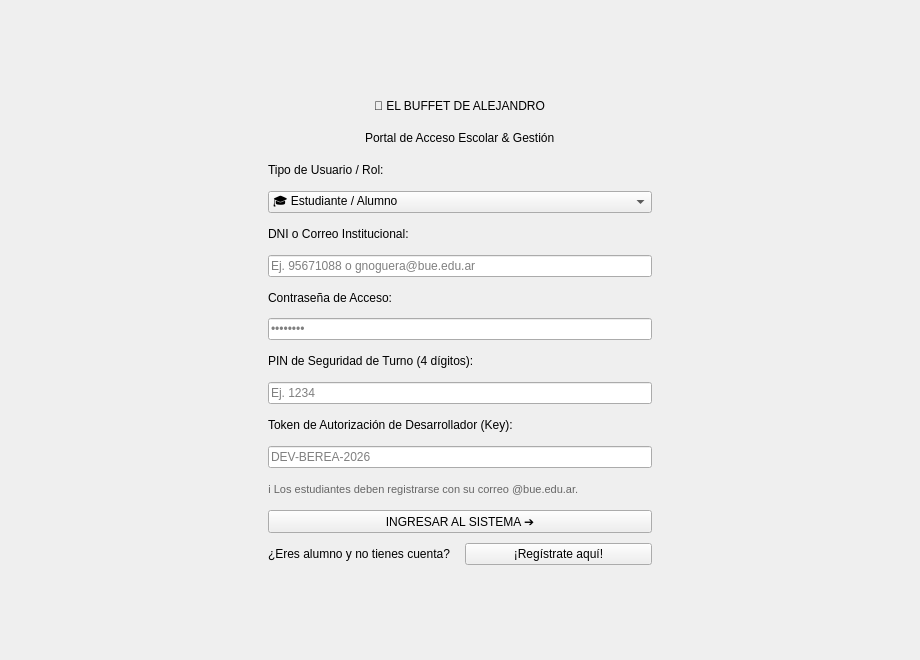
Before: the Qt Designer form app/loginwindow.ui in gabrielnogueramelendez-cpu/Qt-creator-Berea, drawn with Qt 5.
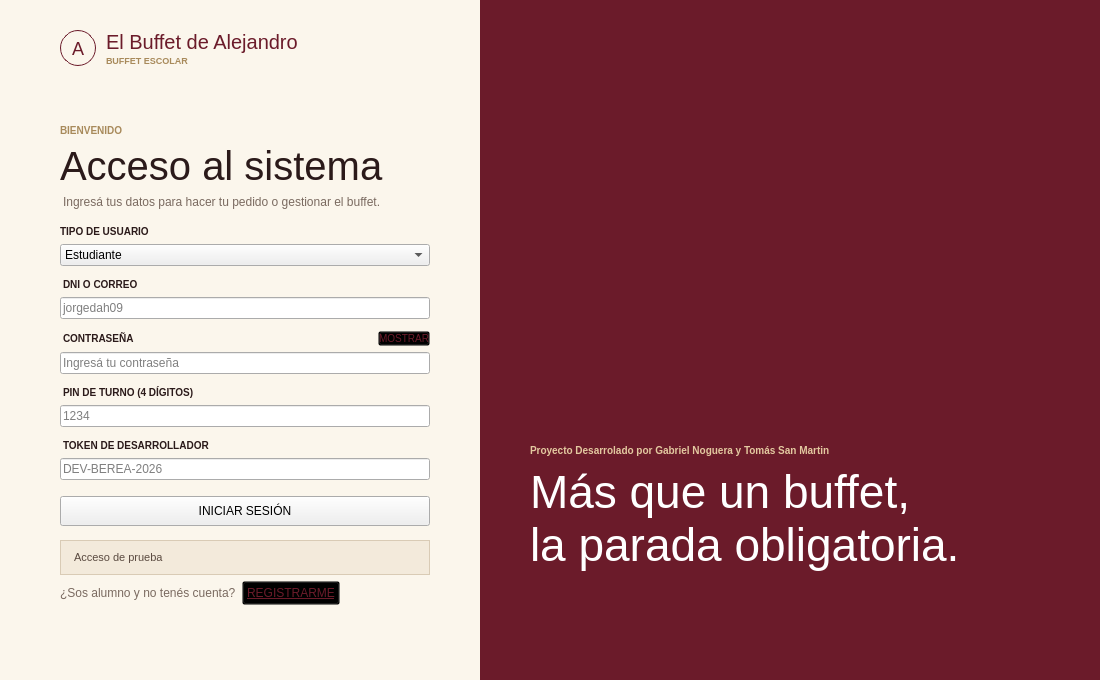
After: the same form once the commit is applied.

```diff
--- a/app/loginwindow.ui
+++ b/app/loginwindow.ui
@@ -6,62 +6,199 @@
    <rect>
     <x>0</x>
     <y>0</y>
-    <width>920</width>
-    <height>660</height>
+    <width>1100</width>
+    <height>680</height>
    </rect>
   </property>
+  <property name="minimumSize">
+   <size>
+    <width>1100</width>
+    <height>680</height>
+   </size>
+  </property>
+  <property name="maximumSize">
+   <size>
+    <width>1100</width>
+    <height>680</height>
+   </size>
+  </property>
   <property name="windowTitle">
    <string>El Buffet de Alejandro - Iniciar Sesión</string>
   </property>
-  <layout class="QVBoxLayout" name="verticalLayoutMain">
-   <item alignment="Qt::AlignCenter">
-    <widget class="QFrame" name="cardLogin">
+  <layout class="QHBoxLayout" name="layoutLogin">
+   <property name="spacing">
+    <number>0</number>
+   </property>
+   <property name="leftMargin">
+    <number>0</number>
+   </property>
+   <property name="topMargin">
+    <number>0</number>
+   </property>
+   <property name="rightMargin">
+    <number>0</number>
+   </property>
+   <property name="bottomMargin">
+    <number>0</number>
+   </property>
+   <item>
+    <widget class="QFrame" name="panelForm">
      <property name="minimumSize">
       <size>
-       <width>440</width>
-       <height>520</height>
+       <width>480</width>
+       <height>0</height>
       </size>
      </property>
      <property name="maximumSize">
       <size>
        <width>480</width>
-       <height>580</height>
+       <height>16777215</height>
       </size>
      </property>
-     <layout class="QVBoxLayout" name="verticalLayoutCard">
+     <property name="styleSheet">
+      <string>#panelForm { background-color: #FBF6EC; }</string>
+     </property>
+     <layout class="QVBoxLayout" name="layoutForm">
       <property name="spacing">
-       <number>10</number>
+       <number>6</number>
       </property>
       <property name="leftMargin">
-       <number>28</number>
+       <number>60</number>
       </property>
       <property name="topMargin">
-       <number>25</number>
+       <number>30</number>
       </property>
       <property name="rightMargin">
-       <number>28</number>
+       <number>50</number>
       </property>
       <property name="bottomMargin">
-       <number>25</number>
+       <number>24</number>
       </property>
-      <item alignment="Qt::AlignCenter">
-       <widget class="QLabel" name="lblLogoTitle">
+      <item>
+       <layout class="QHBoxLayout" name="layoutMarca">
+        <property name="spacing">
+         <number>10</number>
+        </property>
+        <item>
+         <widget class="QLabel" name="lblMonograma">
+          <property name="minimumSize">
+           <size>
+            <width>36</width>
+            <height>36</height>
+           </size>
+          </property>
+          <property name="maximumSize">
+           <size>
+            <width>36</width>
+            <height>36</height>
+           </size>
+          </property>
+          <property name="styleSheet">
+           <string>font-family: 'Sitka Banner', 'Palatino Linotype', Georgia; font-size: 18px; color: #6B1B2A; border: 1px solid #6B1B2A; border-radius: 18px;</string>
+          </property>
+          <property name="text">
+           <string>A</string>
+          </property>
+          <property name="alignment">
+           <set>Qt::AlignmentFlag::AlignCenter</set>
+          </property>
+         </widget>
+        </item>
+        <item>
+         <layout class="QVBoxLayout" name="layoutMarcaTexto">
+          <property name="spacing">
+           <number>0</number>
+          </property>
+          <item>
+           <widget class="QLabel" name="lblLogoTitle">
+            <property name="styleSheet">
+             <string>font-family: 'Sitka Banner', 'Palatino Linotype', Georgia; font-size: 20px; color: #6B1B2A;</string>
+            </property>
+            <property name="text">
+             <string>El Buffet de Alejandro</string>
+            </property>
+           </widget>
+          </item>
+          <item>
+           <widget class="QLabel" name="lblSubtitle">
+            <property name="styleSheet">
+             <string>font-size: 9px; font-weight: bold; color: #A88A5B;</string>
+            </property>
+            <property name="text">
+             <string>BUFFET ESCOLAR</string>
+            </property>
+           </widget>
+          </item>
+         </layout>
+        </item>
+        <item>
+         <spacer name="espacioMarca">
+          <property name="orientation">
+           <enum>Qt::Orientation::Horizontal</enum>
+          </property>
+          <property name="sizeHint" stdset="0">
+           <size>
+            <width>0</width>
+            <height>0</height>
+           </size>
+          </property>
+         </spacer>
+        </item>
+       </layout>
+      </item>
+      <item>
+       <spacer name="espacioArriba">
+        <property name="orientation">
+         <enum>Qt::Orientation::Vertical</enum>
+        </property>
+        <property name="sizeHint" stdset="0">
+         <size>
+          <width>0</width>
+          <height>0</height>
+         </size>
+        </property>
+       </spacer>
+      </item>
+      <item>
+       <widget class="QLabel" name="lblBienvenido">
+        <property name="styleSheet">
+         <string>font-size: 10px; font-weight: bold; color: #A88A5B;</string>
+        </property>
         <property name="text">
-         <string>🍎 EL BUFFET DE ALEJANDRO</string>
+         <string>BIENVENIDO</string>
         </property>
        </widget>
       </item>
-      <item alignment="Qt::AlignCenter">
-       <widget class="QLabel" name="lblSubtitle">
+      <item>
+       <widget class="QLabel" name="lblTituloAcceso">
+        <property name="styleSheet">
+         <string>font-family: 'Sitka Banner', 'Palatino Linotype', Georgia; font-size: 40px; color: #2B1A1A;</string>
+        </property>
         <property name="text">
-         <string>Portal de Acceso Escolar &amp; Gestión</string>
+         <string>Acceso al sistema</string>
+        </property>
+       </widget>
+      </item>
+      <item>
+       <widget class="QLabel" name="lblDescAcceso">
+        <property name="styleSheet">
+         <string>font-size: 12px; color: #7A6A60; margin-bottom: 10px;</string>
+        </property>
+        <property name="text">
+         <string>Ingresá tus datos para hacer tu pedido o gestionar el buffet.</string>
+        </property>
+        <property name="wordWrap">
+         <bool>true</bool>
         </property>
        </widget>
       </item>
       <item>
        <widget class="QLabel" name="lblRole">
+        <property name="styleSheet">
+         <string>font-size: 10px; font-weight: bold; color: #2B1A1A;</string>
+        </property>
         <property name="text">
-         <string>Tipo de Usuario / Rol:</string>
+         <string>TIPO DE USUARIO</string>
         </property>
        </widget>
       </item>
@@ -69,7 +206,7 @@
        <widget class="QComboBox" name="comboRole">
         <item>
          <property name="text">
-          <string>🎓 Estudiante / Alumno</string>
+          <string>Estudiante</string>
          </property>
         </item>
         <item>
@@ -91,24 +228,58 @@
       </item>
       <item>
        <widget class="QLabel" name="lblUser">
+        <property name="styleSheet">
+         <string>font-size: 10px; font-weight: bold; color: #2B1A1A; margin-top: 6px;</string>
+        </property>
         <property name="text">
-         <string>DNI o Correo Institucional:</string>
+         <string>DNI O CORREO</string>
         </property>
        </widget>
       </item>
       <item>
        <widget class="QLineEdit" name="txtUser">
         <property name="placeholderText">
-         <string>Ej. 95671088 o gnoguera@bue.edu.ar</string>
+         <string>jorgedah09</string>
         </property>
        </widget>
       </item>
       <item>
-       <widget class="QLabel" name="lblPass">
-        <property name="text">
-         <string>Contraseña de Acceso:</string>
-        </property>
-       </widget>
+       <layout class="QHBoxLayout" name="layoutPassTitulo">
+        <item>
+         <widget class="QLabel" name="lblPass">
+          <property name="styleSheet">
+           <string>font-size: 10px; font-weight: bold; color: #2B1A1A; margin-top: 6px;</string>
+          </property>
+          <property name="text">
+           <string>CONTRASEÑA</string>
+          </property>
+         </widget>
+        </item>
+        <item>
+         <spacer name="espacioPass">
+          <property name="orientation">
+           <enum>Qt::Orientation::Horizontal</enum>
+          </property>
+          <property name="sizeHint" stdset="0">
+           <size>
+            <width>0</width>
+            <height>0</height>
+           </size>
+          </property>
+         </spacer>
+        </item>
+        <item>
+         <widget class="QPushButton" name="btnMostrar">
+          <property name="styleSheet">
+           <string>QPushButton { background-color: transparent; color: #6B1B2A; font-size: 10px; padding: 0px; margin-top: 6px; }
+QPushButton:hover { color: #42101A; }</string>
+          </property>
+          <property name="text">
+           <string>MOSTRAR</string>
+          </property>
+         </widget>
+        </item>
+       </layout>
       </item>
       <item>
        <widget class="QLineEdit" name="txtPass">
@@ -116,14 +287,17 @@
          <enum>QLineEdit::Password</enum>
         </property>
         <property name="placeholderText">
-         <string>••••••••</string>
+         <string>Ingresá tu contraseña</string>
         </property>
        </widget>
       </item>
       <item>
        <widget class="QLabel" name="lblPinCajero">
+        <property name="styleSheet">
+         <string>font-size: 10px; font-weight: bold; color: #2B1A1A; margin-top: 6px;</string>
+        </property>
         <property name="text">
-         <string>PIN de Seguridad de Turno (4 dígitos):</string>
+         <string>PIN DE TURNO (4 DÍGITOS)</string>
         </property>
        </widget>
       </item>
@@ -133,17 +307,17 @@
          <enum>QLineEdit::Password</enum>
         </property>
         <property name="placeholderText">
-         <string>Ej. 1234</string>
-        </property>
-        <property name="maxLength">
-         <number>4</number>
+         <string>1234</string>
         </property>
        </widget>
       </item>
       <item>
        <widget class="QLabel" name="lblTokenDev">
+        <property name="styleSheet">
+         <string>font-size: 10px; font-weight: bold; color: #2B1A1A; margin-top: 6px;</string>
+        </property>
         <property name="text">
-         <string>Token de Autorización de Desarrollador (Key):</string>
+         <string>TOKEN DE DESARROLLADOR</string>
         </property>
        </widget>
       </item>
@@ -154,23 +328,32 @@
         </property>
        </widget>
       </item>
-      <item>
-       <widget class="QLabel" name="lblNoticeRol">
-        <property name="text">
-         <string>ℹ️ Los estudiantes deben registrarse con su correo @bue.edu.ar.</string>
-        </property>
-        <property name="wordWrap">
-         <bool>true</bool>
-        </property>
-        <property name="styleSheet">
-         <string>color: #666; font-size: 11px;</string>
-        </property>
-       </widget>
-      </item>
       <item>
        <widget class="QPushButton" name="btnLogin">
+        <property name="minimumSize">
+         <size>
+          <width>0</width>
+          <height>40</height>
+         </size>
+        </property>
+        <property name="styleSheet">
+         <string>margin-top: 10px;</string>
+        </property>
         <property name="text">
-         <string>INGRESAR AL SISTEMA ➔</string>
+         <string>INICIAR SESIÓN</string>
+        </property>
+       </widget>
+      </item>
+      <item>
+       <widget class="QLabel" name="lblNoticeRol">
+        <property name="styleSheet">
+         <string>background-color: #F3EADB; border: 1px solid #D9CBB5; padding: 10px; font-size: 11px; color: #5A4A40; margin-top: 8px;</string>
+        </property>
+        <property name="text">
+         <string>Acceso de prueba</string>
+        </property>
+        <property name="wordWrap">
+         <bool>true</bool>
         </property>
        </widget>
       </item>
@@ -178,23 +361,121 @@
        <layout class="QHBoxLayout" name="layoutRegisterPrompt">
         <item>
          <widget class="QLabel" name="lblNoAccount">
+          <property name="styleSheet">
+           <string>font-size: 12px; color: #7A6A60;</string>
+          </property>
           <property name="text">
-           <string>¿Eres alumno y no tienes cuenta?</string>
+           <string>¿Sos alumno y no tenés cuenta?</string>
           </property>
          </widget>
         </item>
         <item>
          <widget class="QPushButton" name="btnGoRegister">
+          <property name="styleSheet">
+           <string>QPushButton { background-color: transparent; color: #6B1B2A; padding: 4px; text-decoration: underline; }
+QPushButton:hover { color: #42101A; }</string>
+          </property>
           <property name="text">
-           <string>¡Regístrate aquí!</string>
+           <string>REGISTRARME</string>
           </property>
          </widget>
         </item>
+        <item>
+         <spacer name="espacioRegistro">
+          <property name="orientation">
+           <enum>Qt::Orientation::Horizontal</enum>
+          </property>
+          <property name="sizeHint" stdset="0">
+           <size>
+            <width>0</width>
+            <height>0</height>
+           </size>
+          </property>
+         </spacer>
+        </item>
        </layout>
       </item>
+      <item>
+       <spacer name="espacioAbajo">
+        <property name="orientation">
+         <enum>Qt::Orientation::Vertical</enum>
+        </property>
+        <property name="sizeHint" stdset="0">
+         <size>
+          <width>0</width>
+          <height>0</height>
+         </size>
+        </property>
+       </spacer>
+      </item>
      </layout>
     </widget>
    </item>
+   <item>
+    <widget class="QFrame" name="panelFoto">
+     <property name="minimumSize">
+      <size>
+       <width>620</width>
+       <height>680</height>
+      </size>
+     </property>
+     <property name="styleSheet">
+      <string>#panelFoto { background-color: #6B1B2A; }</string>
+     </property>
+     <widget class="QLabel" name="lblFotoLogin">
+      <property name="geometry">
+       <rect>
+        <x>0</x>
+        <y>0</y>
+        <width>620</width>
+        <height>680</height>
+       </rect>
+      </property>
+      <property name="text">
+       <string/>
+      </property>
+      <property name="alignment">
+       <set>Qt::AlignmentFlag::AlignCenter</set>
+      </property>
+     </widget>
+     <widget class="QLabel" name="lblFraseSub">
+      <property name="geometry">
+       <rect>
+        <x>50</x>
+        <y>440</y>
+        <width>520</width>
+        <height>20</height>
+       </rect>
+      </property>
+      <property name="styleSheet">
+       <string>background-color: transparent; font-size: 10px; font-weight: bold; color: #E3C9A0;</string>
+      </property>
+      <property name="text">
+       <string>Proyecto Desarrolado por Gabriel Noguera y Tomás San Martin</string>
+      </property>
+     </widget>
+     <widget class="QLabel" name="lblFrase">
+      <property name="geometry">
+       <rect>
+        <x>50</x>
+        <y>466</y>
+        <width>530</width>
+        <height>170</height>
+       </rect>
+      </property>
+      <property name="styleSheet">
+       <string>background-color: transparent; font-family: 'Sitka Banner', 'Palatino Linotype', Georgia; font-size: 46px; color: #FFFFFF;</string>
+      </property>
+      <property name="text">
+       <string>Más que un buffet,
+la parada obligatoria.</string>
+      </property>
+      <property name="alignment">
+       <set>Qt::AlignmentFlag::AlignLeading|Qt::AlignmentFlag::AlignLeft|Qt::AlignmentFlag::AlignTop</set>
+      </property>
+     </widget>
+    </widget>
+   </item>
   </layout>
  </widget>
  <resources/>
```
Left out of the diff: 10 changed lines with no effect on the pictures.
